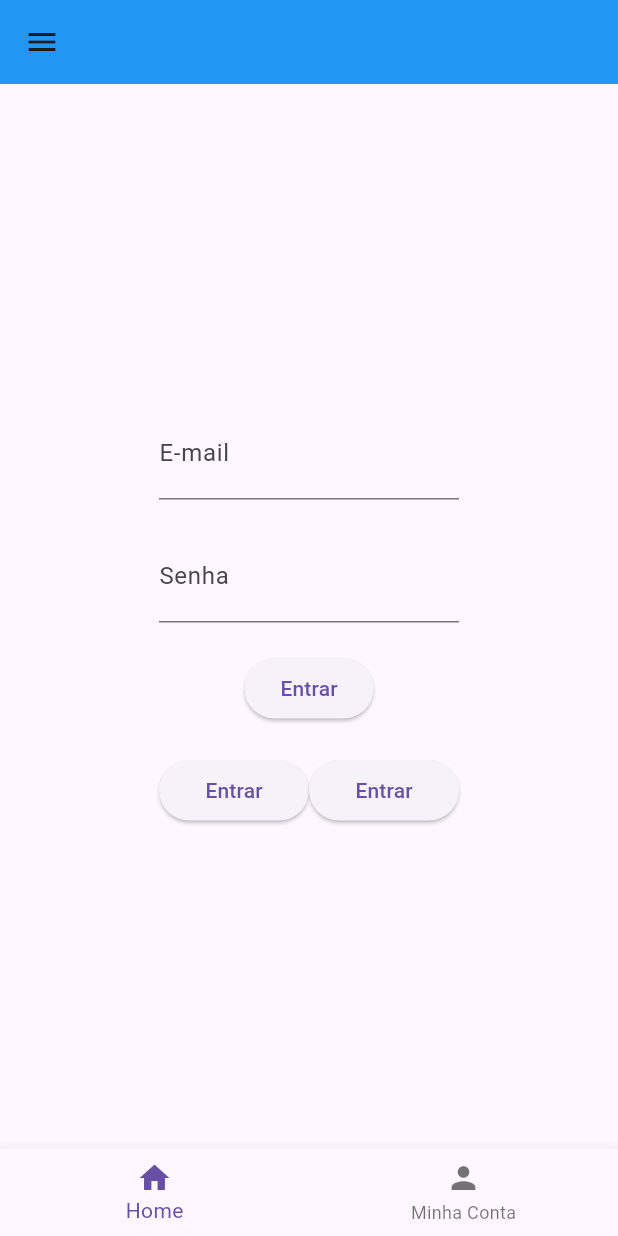
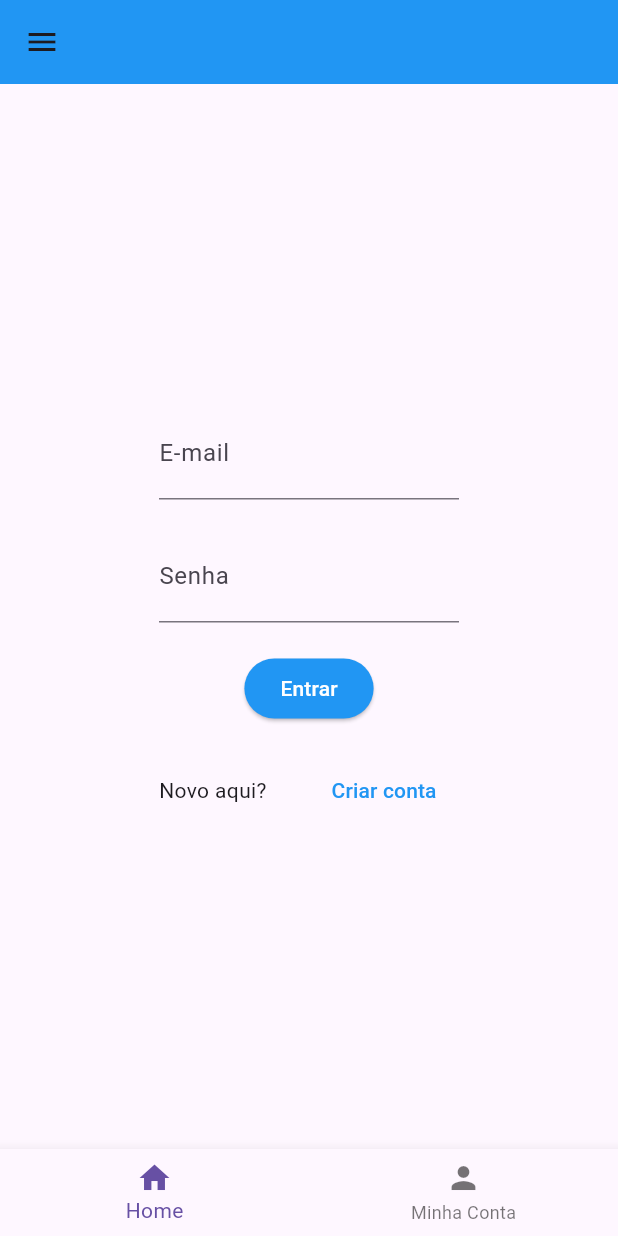
Before and after one commit to catfmcastro/LDDM_2024, a Flutter app: the screen it shows after launch, on a phone screen of 412 x 824 dp. Run offline on Flutter 3.47's test engine with Material 3 defaults, Android fonts, the phone set to English and light mode, and no system bars.

Commit message:
add button

```diff
--- a/atividades/lab_27ago/hello_world_flutter/lib/main.dart
+++ b/atividades/lab_27ago/hello_world_flutter/lib/main.dart
@@ -50,15 +50,16 @@ class MyApp extends StatelessWidget {
                   Container (
                     child: ElevatedButton(
                       onPressed: () => {},
-                      child: Text("Entrar")),
+                      child: Text("Entrar", style: TextStyle(color: Colors.white)),
+                      style: ElevatedButton.styleFrom(backgroundColor: Colors.blue),)
                   ),
                   const SizedBox(height: 20,),
                   Row (
                     children: <Widget>[
                       Expanded(
-                        child: ElevatedButton(onPressed: () => {}, child: Text("Entrar")),
+                        child: Text("Novo aqui?"),
                       ),
-                      Expanded (child: ElevatedButton(onPressed: () => {}, child: Text("Entrar")),
+                      Expanded (child: TextButton(onPressed: () => {}, child: Text("Criar conta", style: TextStyle(color: Colors.blue))),
                         )
                     ]
                   )
```
